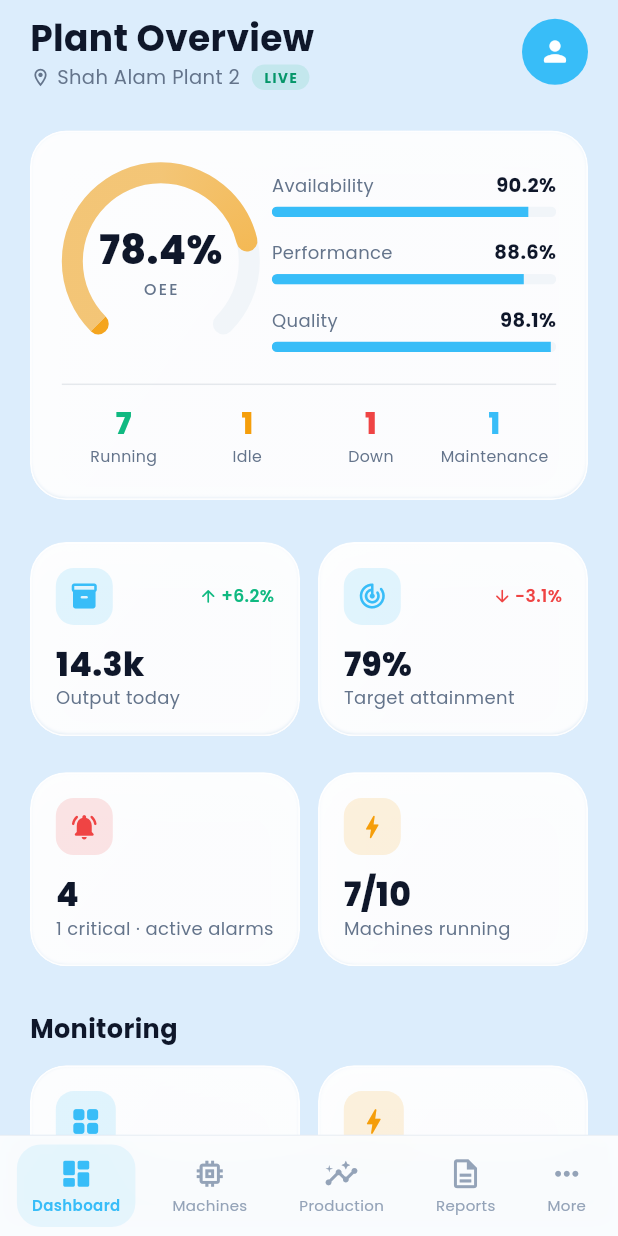
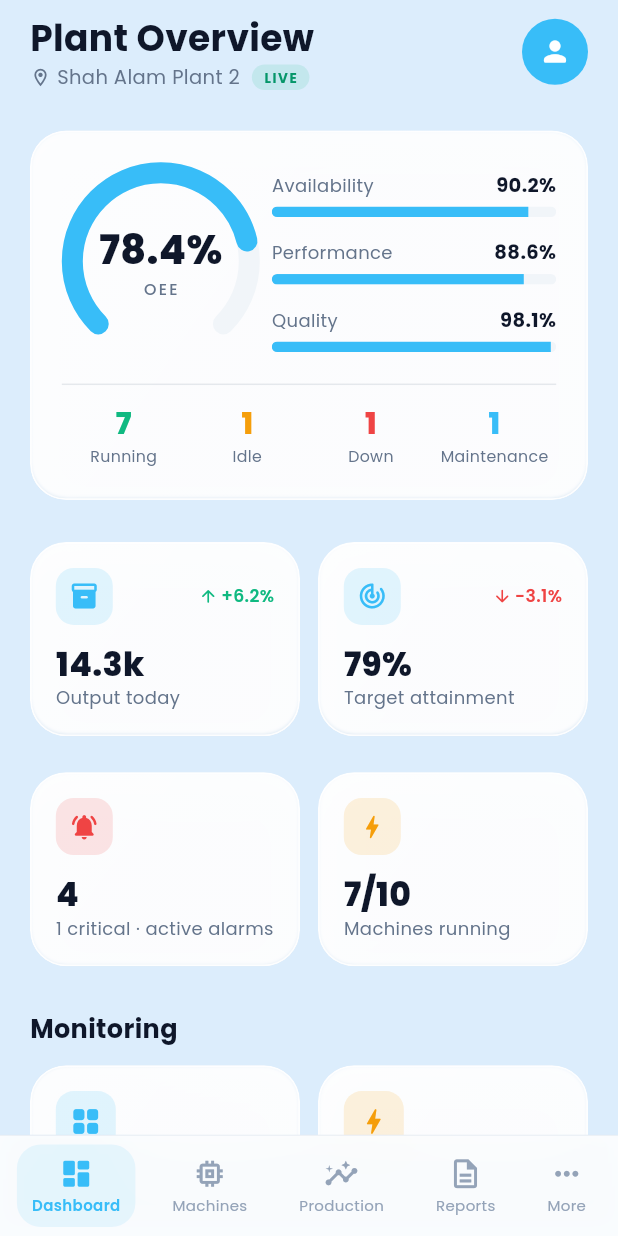
Before and after one commit to kautsarbaiq/Industrial-IoT-app, a Flutter app: the screen it shows after launch, after a tap on "Sign in as Plant Manager", on a phone screen of 412 x 824 dp. Run offline on Flutter 3.47's test engine with Material 3 defaults, Android fonts, the phone set to English and light mode, and no system bars; our stand-ins replace fl_chart, flutter_staggered_animations, google_fonts.

Commit message:
Refactor OEE gauge to use a single flat light-blue arc, removing health-band colors and gradient shading for improved consistency

```diff
--- a/lib/widgets/oee_gauge.dart
+++ b/lib/widgets/oee_gauge.dart
@@ -19,11 +19,8 @@ class OeeGauge extends StatelessWidget {
     this.strokeWidth = 14,
   });
 
-  Color get _bandColor {
-    if (value >= 85) return AppColors.green;
-    if (value >= 65) return AppColors.amber;
-    return AppColors.red;
-  }
+  // Single flat light-blue arc (no health-band colours, no gradient).
+  Color get _bandColor => AppColors.brand;
 
   @override
   Widget build(BuildContext context) {
@@ -109,12 +106,7 @@ class _GaugePainter extends CustomPainter {
     canvas.drawArc(rect, _start, _sweep, false, trackPaint);
 
     final valuePaint = Paint()
-      ..shader = SweepGradient(
-        startAngle: _start,
-        endAngle: _start + _sweep,
-        colors: [color.withOpacity(0.55), color],
-        transform: GradientRotation(_start),
-      ).createShader(rect)
+      ..color = color
       ..style = PaintingStyle.stroke
       ..strokeWidth = strokeWidth
       ..strokeCap = StrokeCap.round;
```
